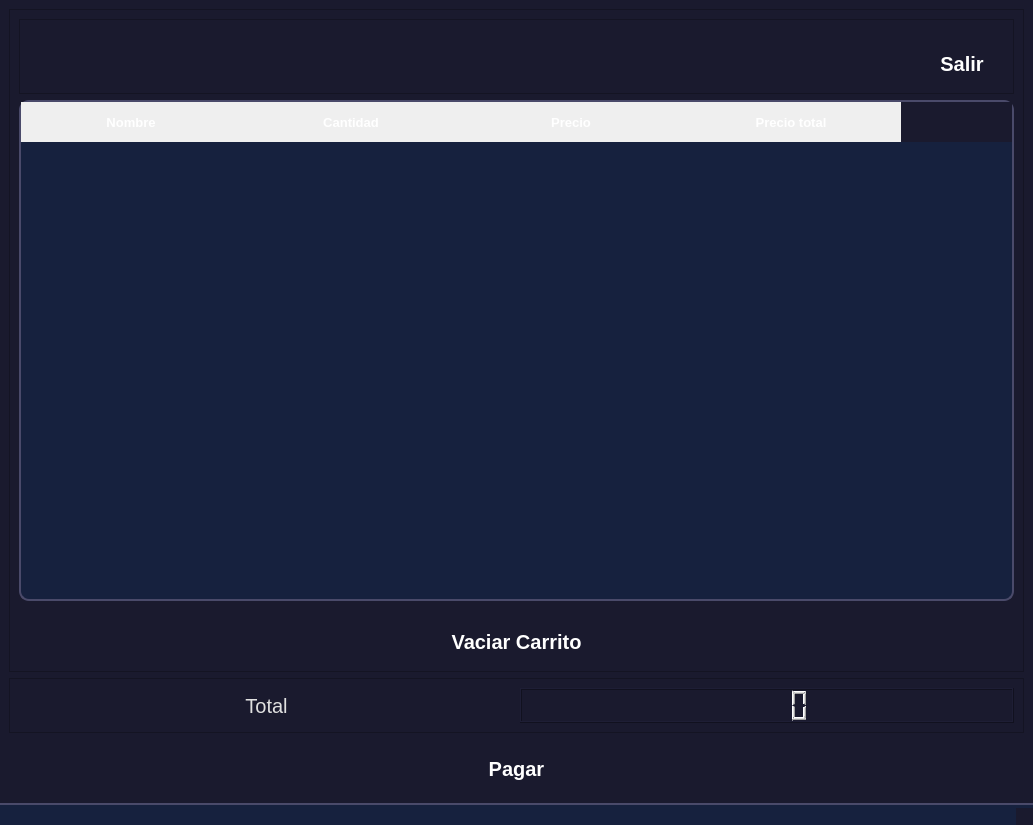
First picture: the form in ui_topflow/Carrito_topflow.ui, repository LIMONCITO045/Proyecto-Desarrollo-de-apps, before the edit.
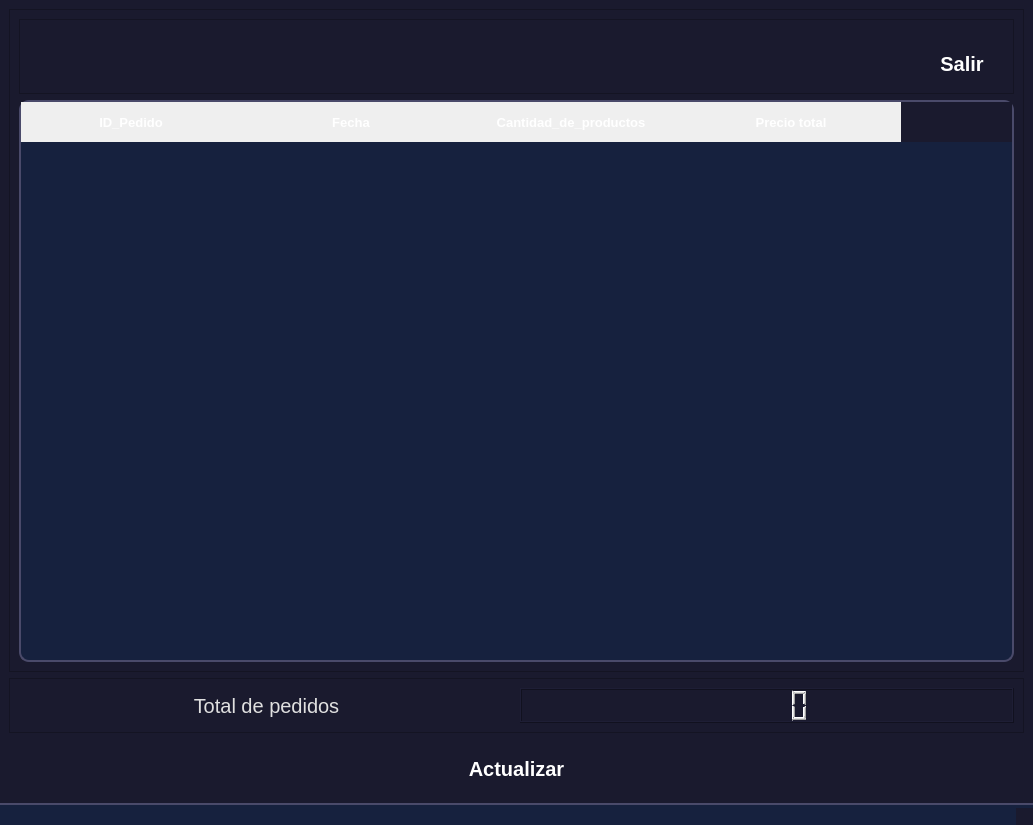
Second picture: the form after the edit. Icons and pictures are not drawn.

Commit message: ultimas ventanas agregadas

Patch:
```diff
--- a/ui_topflow/Carrito_topflow.ui
+++ b/ui_topflow/Carrito_topflow.ui
@@ -631,17 +631,17 @@
          </attribute>
          <column>
           <property name="text">
-           <string>Nombre</string>
+           <string>ID_Pedido</string>
           </property>
          </column>
          <column>
           <property name="text">
-           <string>Cantidad</string>
+           <string>Fecha</string>
           </property>
          </column>
          <column>
           <property name="text">
-           <string>Precio</string>
+           <string>Cantidad_de_productos</string>
           </property>
          </column>
          <column>
@@ -651,25 +651,6 @@
          </column>
         </widget>
        </item>
-       <item>
-        <widget class="QPushButton" name="pushButton_3">
-         <property name="minimumSize">
-          <size>
-           <width>0</width>
-           <height>55</height>
-          </size>
-         </property>
-         <property name="maximumSize">
-          <size>
-           <width>16777215</width>
-           <height>40</height>
-          </size>
-         </property>
-         <property name="text">
-          <string>Vaciar Carrito</string>
-         </property>
-        </widget>
-       </item>
       </layout>
      </widget>
     </item>
@@ -691,7 +672,7 @@
        <item>
         <widget class="QLabel" name="label">
          <property name="text">
-          <string>Total</string>
+          <string>Total de pedidos</string>
          </property>
          <property name="alignment">
           <set>Qt::AlignCenter</set>
@@ -719,7 +700,7 @@
        </size>
       </property>
       <property name="text">
-       <string>Pagar</string>
+       <string>Actualizar</string>
       </property>
       <property name="icon">
        <iconset>
```
The commit also changes 1 other file.
